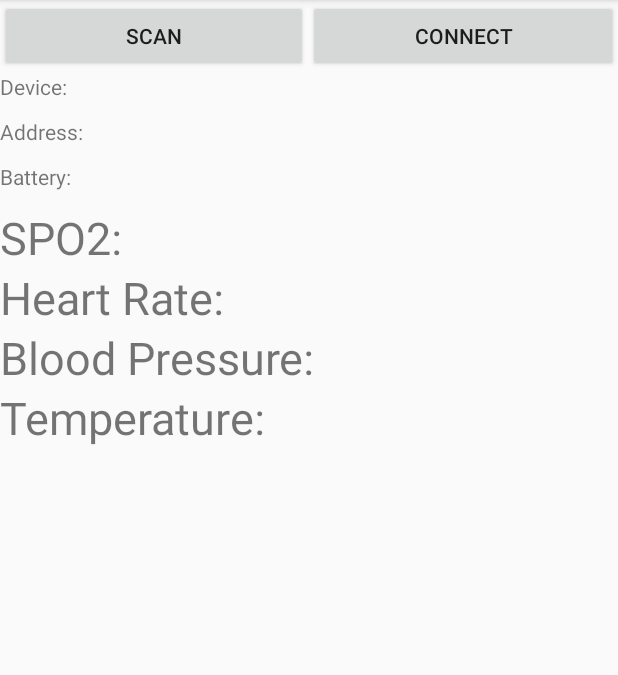
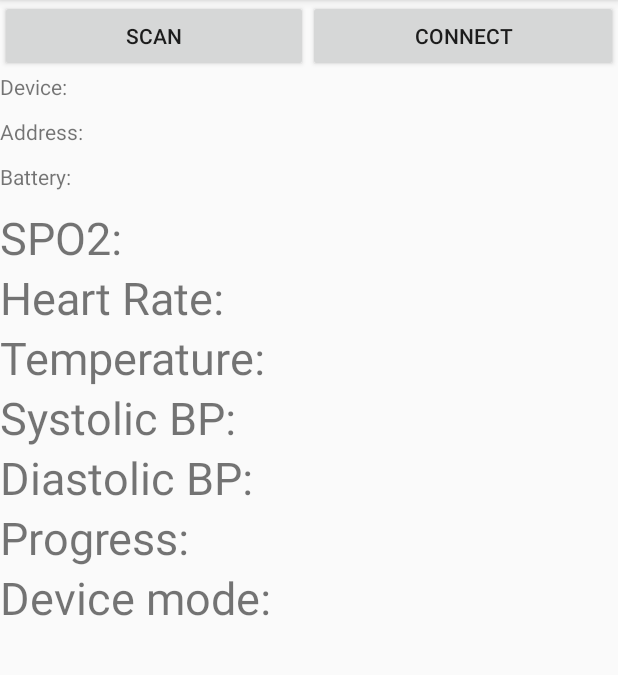
Before and after one commit to ThuanLeUte/nordic-max32664-heathcare-android, an Android app: the MainActivity screen opened directly, with no data from a screen before it, on a phone screen of 412 x 824 dp, the part 84-759 px from its top. Run offline under Robolectric (Android 15) with nearby library versions, the phone set to English and light mode, and no system bars; 1 statement that could not run was skipped.

Commit message:
update: Finish display all data

```diff
--- a/Oxymeter/app/src/main/java/com/example/oxymeter/MainActivity.java
+++ b/Oxymeter/app/src/main/java/com/example/oxymeter/MainActivity.java
@@ -53,7 +53,7 @@ public class MainActivity<LeDeviceListAdapter> extends AppCompatActivity {
     private Button btn_scan, btn_connect;
     private TextView ble_name, ble_address;
     private TextView battery, manufacturer;
-    private TextView data_1, data_2, data_3, data_4;
+    private TextView data_1, data_2, data_4, data_5, data_6, data_7, data_8;
 
     private BluetoothAdapter bluetoothAdapter;
     private BluetoothDevice device;
@@ -76,10 +76,13 @@ public class MainActivity<LeDeviceListAdapter> extends AppCompatActivity {
     UUID BATTERY_SERVICE_UUID              = UUID.fromString("0000180f-0000-1000-8000-00805f9b34fb");
     UUID BATTERY_LEVEL_CHARACTERISTIC_UUID = UUID.fromString("00002a19-0000-1000-8000-00805f9b34fb");
 
-    UUID SENSOR_HUB_SERVICE_UUID            = UUID.fromString("00001234-b38d-4985-720e-0f993a68ee41");
-    UUID SPO2_CHARACTERISTIC_UUID           = UUID.fromString("00001235-0000-1000-8000-00805f9b34fb");
-    UUID HEART_RATE_CHARACTERISTIC_UUID     = UUID.fromString("00001236-0000-1000-8000-00805f9b34fb");
-    UUID BLOOD_PRESSURE_CHARACTERISTIC_UUID = UUID.fromString("00001237-0000-1000-8000-00805f9b34fb");
+    UUID SENSOR_HUB_SERVICE_UUID                = UUID.fromString("00001234-b38d-4985-720e-0f993a68ee41");
+    UUID SPO2_CHARACTERISTIC_UUID               = UUID.fromString("00001235-0000-1000-8000-00805f9b34fb");
+    UUID HEART_RATE_CHARACTERISTIC_UUID         = UUID.fromString("00001236-0000-1000-8000-00805f9b34fb");
+    UUID BLOOD_PRESSURE_SYS_CHARACTERISTIC_UUID = UUID.fromString("00001237-0000-1000-8000-00805f9b34fb");
+    UUID BLOOD_PRESSURE_DIA_CHARACTERISTIC_UUID = UUID.fromString("00001238-0000-1000-8000-00805f9b34fb");
+    UUID PROGRESS_CHARACTERISTIC_UUID           = UUID.fromString("00001239-0000-1000-8000-00805f9b34fb");
+    UUID CALIB_CHARACTERISTIC_UUID              = UUID.fromString("00001231-0000-1000-8000-00805f9b34fb");
 
     UUID BODY_TEMPERATURE_SERVICE_UUID = UUID.fromString("00003234-b38d-4985-720e-0f993a68ee41");
     UUID BODY_TEMPERATURE_CHARACTERISTIC_UUID =  UUID.fromString("00003235-0000-1000-8000-00805f9b34fb");
@@ -97,13 +100,19 @@ public class MainActivity<LeDeviceListAdapter> extends AppCompatActivity {
         battery = (TextView) (findViewById(R.id.battery));
         data_1 = (TextView) (findViewById(R.id.data_1));
         data_2 = (TextView) (findViewById(R.id.data_2));
-        data_3 = (TextView) (findViewById(R.id.data_3));
         data_4 = (TextView) (findViewById(R.id.data_4));
+        data_5 = (TextView) (findViewById(R.id.data_5));
+        data_6 = (TextView) (findViewById(R.id.data_6));
+        data_7 = (TextView) (findViewById(R.id.data_7));
+        data_8 = (TextView) (findViewById(R.id.data_8));
 
         data_1.setText("SPO2:");
         data_2.setText("Heart Rate:");
-        data_3.setText("Blood Pressure:");
         data_4.setText("Temperature:");
+        data_5.setText("Systolic BP:");
+        data_6.setText("Diastolic BP:");
+        data_7.setText("Progress:");
+        data_8.setText("Device mode:");
 
         btn_scan.setOnClickListener(new View.OnClickListener() {
             @Override
@@ -274,7 +283,10 @@ public class MainActivity<LeDeviceListAdapter> extends AppCompatActivity {
         BluetoothGattCharacteristic battery_characteristic;
         BluetoothGattCharacteristic spo2_characteristic;
         BluetoothGattCharacteristic heart_rate_characteristic;
-        BluetoothGattCharacteristic blood_pressure_characteristic;
+        BluetoothGattCharacteristic blood_pressure_sys_characteristic;
+        BluetoothGattCharacteristic blood_pressure_dia_characteristic;
+        BluetoothGattCharacteristic progress_characteristic;
+        BluetoothGattCharacteristic calib_characteristic;
         BluetoothGattCharacteristic body_temperature_characteristic;
         int index = 0;
 
@@ -336,13 +348,40 @@ public class MainActivity<LeDeviceListAdapter> extends AppCompatActivity {
                     Log.i(TAG, String.format("HEART_RATE_CHARACTERISTIC_UUID found: %s", heart_rate_characteristic.getUuid().toString()));
                     // }
 
-                    // BLOOD_PRESSURE_CHARACTERISTIC_UUID {
-                    blood_pressure_characteristic = sensor_hub_service.getCharacteristic(BLOOD_PRESSURE_CHARACTERISTIC_UUID);
-                    if (blood_pressure_characteristic == null) {
-                        Log.i(TAG, "BLOOD_PRESSURE_CHARACTERISTIC_UUID not found!");
+                    // BLOOD_PRESSURE_SYS_CHARACTERISTIC_UUID {
+                    blood_pressure_sys_characteristic = sensor_hub_service.getCharacteristic(BLOOD_PRESSURE_SYS_CHARACTERISTIC_UUID);
+                    if (blood_pressure_sys_characteristic == null) {
+                        Log.i(TAG, "BLOOD_PRESSURE_SYS_CHARACTERISTIC_UUID not found!");
                         return;
                     }
-                    Log.i(TAG, String.format("BLOOD_PRESSURE_CHARACTERISTIC_UUID found: %s", blood_pressure_characteristic.getUuid().toString()));
+                    Log.i(TAG, String.format("BLOOD_PRESSURE_SYS_CHARACTERISTIC_UUID found: %s", blood_pressure_sys_characteristic.getUuid().toString()));
+                    // }
+
+                    // BLOOD_PRESSURE_DIA_CHARACTERISTIC_UUID {
+                    blood_pressure_dia_characteristic = sensor_hub_service.getCharacteristic(BLOOD_PRESSURE_DIA_CHARACTERISTIC_UUID);
+                    if (blood_pressure_dia_characteristic == null) {
+                        Log.i(TAG, "BLOOD_PRESSURE_DIA_CHARACTERISTIC_UUID not found!");
+                        return;
+                    }
+                    Log.i(TAG, String.format("BLOOD_PRESSURE_DIA_CHARACTERISTIC_UUID found: %s", blood_pressure_dia_characteristic.getUuid().toString()));
+                    // }
+
+                    // PROGRESS_CHARACTERISTIC_UUID {
+                    progress_characteristic = sensor_hub_service.getCharacteristic(PROGRESS_CHARACTERISTIC_UUID);
+                    if (progress_characteristic == null) {
+                        Log.i(TAG, "PROGRESS_CHARACTERISTIC_UUID not found!");
+                        return;
+                    }
+                    Log.i(TAG, String.format("PROGRESS_CHARACTERISTIC_UUID found: %s", progress_characteristic.getUuid().toString()));
+                    // }
+
+                    // CALIB_CHARACTERISTIC_UUID {
+                    calib_characteristic = sensor_hub_service.getCharacteristic(CALIB_CHARACTERISTIC_UUID);
+                    if (calib_characteristic == null) {
+                        Log.i(TAG, "CALIB_CHARACTERISTIC_UUID not found!");
+                        return;
+                    }
+                    Log.i(TAG, String.format("CALIB_CHARACTERISTIC_UUID found: %s", calib_characteristic.getUuid().toString()));
                     // }
                 }
 
@@ -405,7 +444,7 @@ public class MainActivity<LeDeviceListAdapter> extends AppCompatActivity {
                 }
                 case 3:
                 {
-                    setCharacteristicNotification(blood_pressure_characteristic, true);
+                    setCharacteristicNotification(blood_pressure_sys_characteristic, true);
                     index = 4;
                     break;
                 }
@@ -413,6 +452,24 @@ public class MainActivity<LeDeviceListAdapter> extends AppCompatActivity {
                 {
                     setCharacteristicNotification(body_temperature_characteristic, true);
                     index = 5;
+                    break;
+                }
+                case 5:
+                {
+                    setCharacteristicNotification(blood_pressure_dia_characteristic, true);
+                    index = 6;
+                    break;
+                }
+                case 6:
+                {
+                    setCharacteristicNotification(progress_characteristic, true);
+                    index = 7;
+                    break;
+                }
+                case 7:
+                {
+                    setCharacteristicNotification(calib_characteristic, true);
+                    index = 8;
                     break;
                 }
                 default:
@@ -456,11 +513,37 @@ public class MainActivity<LeDeviceListAdapter> extends AppCompatActivity {
                     final int data = characteristic.getIntValue(BluetoothGattCharacteristic.FORMAT_UINT8, 0);
                     data_2.setText("Heart Rate: " + data);
                 }
-                else if (characteristic.getUuid().equals(BLOOD_PRESSURE_CHARACTERISTIC_UUID))
+                else if (characteristic.getUuid().equals(BLOOD_PRESSURE_SYS_CHARACTERISTIC_UUID))
                 {
-                    Log.d(TAG, "Blood Pressure");
+                    Log.d(TAG, "Systolic BP");
                     final int data = characteristic.getIntValue(BluetoothGattCharacteristic.FORMAT_UINT8, 0);
-                    data_3.setText("Blood Pressure: " + data);
+                    data_5.setText("Systolic BP: " + data);
+                }
+                else if (characteristic.getUuid().equals(BLOOD_PRESSURE_DIA_CHARACTERISTIC_UUID))
+                {
+                    Log.d(TAG, "Diastolic BP");
+                    final int data = characteristic.getIntValue(BluetoothGattCharacteristic.FORMAT_UINT8, 0);
+                    data_6.setText("Diastolic BP: " + data);
+                }
+                else if (characteristic.getUuid().equals(PROGRESS_CHARACTERISTIC_UUID))
+                {
+                    Log.d(TAG, "Progress");
+                    final int data = characteristic.getIntValue(BluetoothGattCharacteristic.FORMAT_UINT8, 0);
+                    data_7.setText("Progress: " + data);
+                }
+                else if (characteristic.getUuid().equals(CALIB_CHARACTERISTIC_UUID))
+                {
+                    Log.d(TAG, "Device mode");
+                    final int data = characteristic.getIntValue(BluetoothGattCharacteristic.FORMAT_UINT8, 0);
+
+                    if (data == 0)
+                    {
+                        data_8.setText("Device mode: Measuring");
+                    }
+                    else
+                    {
+                        data_8.setText("Device mode: Calibration");
+                    }
                 }
                 else if (characteristic.getUuid().equals(BODY_TEMPERATURE_CHARACTERISTIC_UUID))
                 {
--- a/Oxymeter/app/src/main/res/layout/activity_main.xml
+++ b/Oxymeter/app/src/main/res/layout/activity_main.xml
@@ -60,17 +60,38 @@ tools:context=".MainActivity">
         android:text="Data 2:" />
 
     <TextView
-        android:id="@+id/data_3"
-        android:layout_width="fill_parent"
-        android:layout_height="40dp"
-        android:textSize="30dp"
-        android:text="Data 3:" />
-
-    <TextView
         android:id="@+id/data_4"
         android:layout_width="fill_parent"
         android:layout_height="40dp"
         android:textSize="30dp"
         android:text="Data 4:" />
 
+    <TextView
+        android:id="@+id/data_5"
+        android:layout_width="match_parent"
+        android:layout_height="40dp"
+        android:text="Data 5:"
+        android:textSize="30dp" />
+
+    <TextView
+        android:id="@+id/data_6"
+        android:layout_width="match_parent"
+        android:layout_height="40dp"
+        android:text="Data 6:"
+        android:textSize="30dp" />
+
+    <TextView
+        android:id="@+id/data_7"
+        android:layout_width="match_parent"
+        android:layout_height="40dp"
+        android:text="Data 7:"
+        android:textSize="30dp" />
+
+    <TextView
+        android:id="@+id/data_8"
+        android:layout_width="match_parent"
+        android:layout_height="40dp"
+        android:text="Data 8:"
+        android:textSize="30dp" />
+
 </LinearLayout>
```
